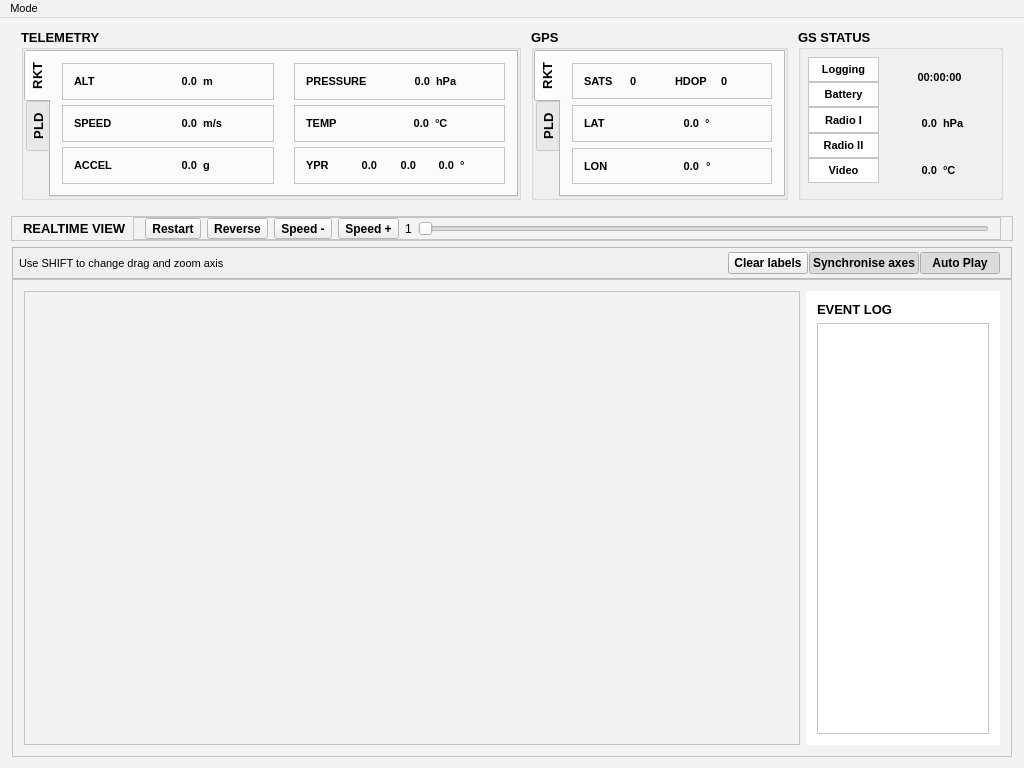
Above: ground_station/UI/gswidget.ui from clementnuss/gs_matterhorn before the change. Below: the same form after it.
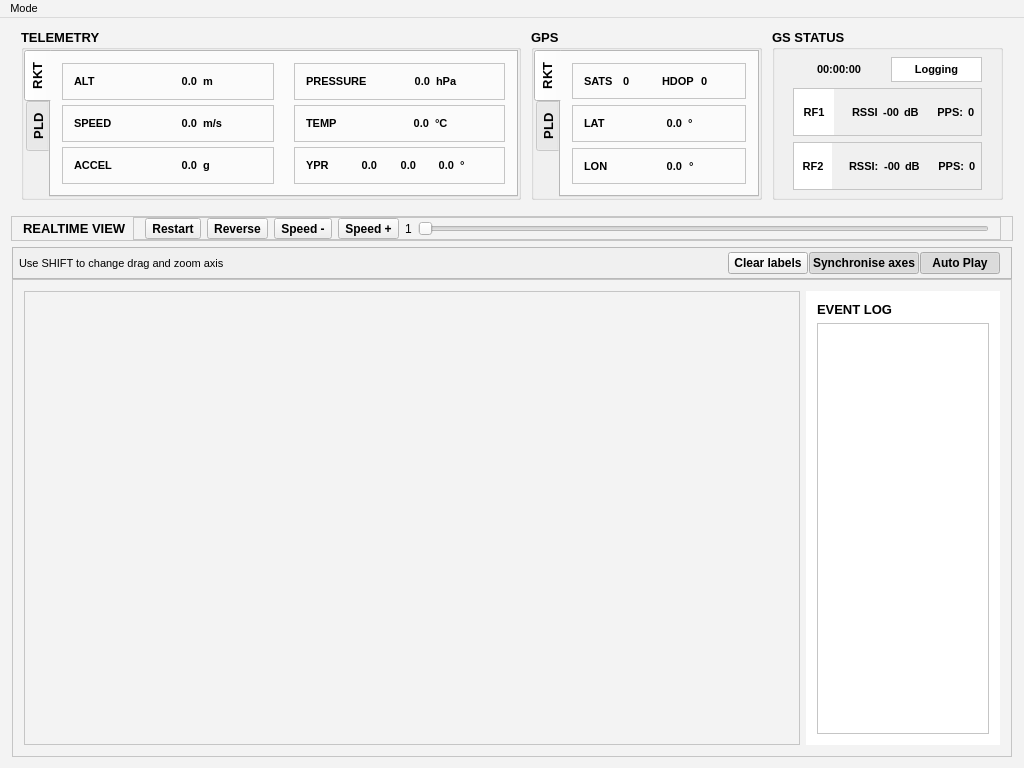
That is the form after the change. The open tabs and pages were chosen to show the change.

Commit message: Adapt layout to display RSSI

Diff of the .ui file:
```diff
--- a/ground_station/UI/gswidget.ui
+++ b/ground_station/UI/gswidget.ui
@@ -143,7 +143,7 @@
                             <enum>QLayout::SetNoConstraint</enum>
                         </property>
                         <item>
-                            <layout class="QHBoxLayout" name="horizontalLayout" stretch="0,20,16">
+                            <layout class="QHBoxLayout" name="horizontalLayout" stretch="20,20,20">
                                 <property name="spacing">
                                     <number>10</number>
                                 </property>
@@ -1763,7 +1763,7 @@
                                         <property name="flat">
                                             <bool>false</bool>
                                         </property>
-                                        <layout class="QGridLayout" name="gridLayout_2" columnstretch="2,0,3">
+                                        <layout class="QVBoxLayout" name="verticalLayout_12">
                                             <property name="leftMargin">
                                                 <number>7</number>
                                             </property>
@@ -1776,10 +1776,55 @@
                                             <property name="bottomMargin">
                                                 <number>7</number>
                                             </property>
-                                            <property name="horizontalSpacing">
-                                                <number>7</number>
-                                            </property>
-                                            <item row="0" column="2">
+                                            <item>
+                                                <widget class="QFrame" name="frame_10">
+                                                    <property name="sizePolicy">
+                                                        <sizepolicy hsizetype="Expanding" vsizetype="Expanding">
+                                                            <horstretch>0</horstretch>
+                                                            <verstretch>0</verstretch>
+                                                        </sizepolicy>
+                                                    </property>
+                                                    <property name="font">
+                                                        <font>
+                                                            <family>Segoe UI</family>
+                                                            <pointsize>8</pointsize>
+                                                        </font>
+                                                    </property>
+                                                    <layout class="QVBoxLayout" name="verticalLayout_3" stretch="1,2,2">
+                                                        <property name="leftMargin">
+                                                            <number>11</number>
+                                                        </property>
+                                                        <property name="topMargin">
+                                                            <number>0</number>
+                                                        </property>
+                                                        <property name="rightMargin">
+                                                            <number>11</number>
+                                                        </property>
+                                                        <property name="bottomMargin">
+                                                            <number>0</number>
+                                                        </property>
+                                                        <item>
+                                                            <widget class="QFrame" name="frame_23">
+                                                                <property name="frameShape">
+                                                                    <enum>QFrame::NoFrame</enum>
+                                                                </property>
+                                                                <property name="frameShadow">
+                                                                    <enum>QFrame::Raised</enum>
+                                                                </property>
+                                                                <layout class="QHBoxLayout" name="horizontalLayout_30">
+                                                                    <property name="leftMargin">
+                                                                        <number>0</number>
+                                                                    </property>
+                                                                    <property name="topMargin">
+                                                                        <number>0</number>
+                                                                    </property>
+                                                                    <property name="rightMargin">
+                                                                        <number>0</number>
+                                                                    </property>
+                                                                    <property name="bottomMargin">
+                                                                        <number>0</number>
+                                                                    </property>
+                                                                    <item>
                                                 <widget class="QLabel" name="ground_time">
                                                     <property name="font">
                                                         <font>
@@ -1798,102 +1843,6 @@
                                                     </property>
                                                 </widget>
                                             </item>
-                                            <item row="1" column="2">
-                                                <layout class="QHBoxLayout" name="horizontalLayout_11">
-                                                    <item>
-                                                        <widget class="QLabel" name="ground_pressure_value">
-                                                            <property name="font">
-                                                                <font>
-                                                                    <family>Segoe UI</family>
-                                                                    <pointsize>8</pointsize>
-                                                                </font>
-                                                            </property>
-                                                            <property name="text">
-                                                                <string>0.0</string>
-                                                            </property>
-                                                            <property name="alignment">
-                                                                <set>Qt::AlignRight|Qt::AlignTrailing|Qt::AlignVCenter</set>
-                                                            </property>
-                                                        </widget>
-                                                    </item>
-                                                    <item>
-                                                        <widget class="QLabel" name="ground_pressure_units">
-                                                            <property name="font">
-                                                                <font>
-                                                                    <family>Segoe UI</family>
-                                                                    <pointsize>8</pointsize>
-                                                                </font>
-                                                            </property>
-                                                            <property name="text">
-                                                                <string>hPa</string>
-                                                            </property>
-                                                        </widget>
-                                                    </item>
-                                                </layout>
-                                            </item>
-                                            <item row="2" column="2">
-                                                <layout class="QHBoxLayout" name="horizontalLayout_13">
-                                                    <item>
-                                                        <widget class="QLabel" name="ground_temperature_value">
-                                                            <property name="font">
-                                                                <font>
-                                                                    <family>Segoe UI</family>
-                                                                    <pointsize>8</pointsize>
-                                                                </font>
-                                                            </property>
-                                                            <property name="text">
-                                                                <string>0.0</string>
-                                                            </property>
-                                                            <property name="alignment">
-                                                                <set>Qt::AlignRight|Qt::AlignTrailing|Qt::AlignVCenter</set>
-                                                            </property>
-                                                        </widget>
-                                                    </item>
-                                                    <item>
-                                                        <widget class="QLabel" name="ground_temperature_units">
-                                                            <property name="font">
-                                                                <font>
-                                                                    <family>Segoe UI</family>
-                                                                    <pointsize>8</pointsize>
-                                                                </font>
-                                                            </property>
-                                                            <property name="text">
-                                                                <string>°C</string>
-                                                            </property>
-                                                        </widget>
-                                                    </item>
-                                                </layout>
-                                            </item>
-                                            <item row="0" column="0" rowspan="3">
-                                                <widget class="QFrame" name="frame_10">
-                                                    <property name="sizePolicy">
-                                                        <sizepolicy hsizetype="Expanding" vsizetype="Expanding">
-                                                            <horstretch>0</horstretch>
-                                                            <verstretch>0</verstretch>
-                                                        </sizepolicy>
-                                                    </property>
-                                                    <property name="font">
-                                                        <font>
-                                                            <family>Segoe UI</family>
-                                                            <pointsize>8</pointsize>
-                                                        </font>
-                                                    </property>
-                                                    <layout class="QVBoxLayout" name="verticalLayout_3" stretch="0,0,0,0,0">
-                                                        <property name="spacing">
-                                                            <number>0</number>
-                                                        </property>
-                                                        <property name="leftMargin">
-                                                            <number>0</number>
-                                                        </property>
-                                                        <property name="topMargin">
-                                                            <number>0</number>
-                                                        </property>
-                                                        <property name="rightMargin">
-                                                            <number>0</number>
-                                                        </property>
-                                                        <property name="bottomMargin">
-                                                            <number>7</number>
-                                                        </property>
                                                         <item>
                                                             <widget class="QLabel" name="status_logging">
                                                                 <property name="minimumSize">
@@ -1925,37 +1874,33 @@
                                                                 </property>
                                                             </widget>
                                                         </item>
+                                                                </layout>
+                                                            </widget>
+                                                        </item>
                                                         <item>
-                                                            <widget class="QLabel" name="status_battery">
-                                                                <property name="minimumSize">
-                                                                    <size>
-                                                                        <width>0</width>
-                                                                        <height>25</height>
-                                                                    </size>
-                                                                </property>
-                                                                <property name="font">
-                                                                    <font>
-                                                                        <family>Segoe UI</family>
-                                                                        <pointsize>8</pointsize>
-                                                                    </font>
-                                                                </property>
-                                                                <property name="autoFillBackground">
-                                                                    <bool>true</bool>
-                                                                </property>
+                                                            <widget class="QFrame" name="frame_21">
                                                                 <property name="frameShape">
                                                                     <enum>QFrame::StyledPanel</enum>
                                                                 </property>
-                                                                <property name="text">
-                                                                    <string>Battery</string>
+                                                                <property name="frameShadow">
+                                                                    <enum>QFrame::Plain</enum>
                                                                 </property>
-                                                                <property name="alignment">
-                                                                    <set>Qt::AlignCenter</set>
-                                                                </property>
-                                                                <property name="margin">
+                                                                <layout class="QHBoxLayout" name="horizontalLayout_11" stretch="3,1,1,1,1,1,1,1">
+                                                                    <property name="spacing">
+                                                                        <number>5</number>
+                                                                    </property>
+                                                                    <property name="leftMargin">
                                                                     <number>0</number>
                                                                 </property>
-                                                            </widget>
-                                                        </item>
+                                                                    <property name="topMargin">
+                                                                        <number>0</number>
+                                                                    </property>
+                                                                    <property name="rightMargin">
+                                                                        <number>0</number>
+                                                                    </property>
+                                                                    <property name="bottomMargin">
+                                                                        <number>0</number>
+                                                                    </property>
                                                         <item>
                                                             <widget class="QLabel" name="status_radio1">
                                                                 <property name="minimumSize">
@@ -1974,10 +1919,10 @@
                                                                     <bool>true</bool>
                                                                 </property>
                                                                 <property name="frameShape">
-                                                                    <enum>QFrame::StyledPanel</enum>
+                                                                                <enum>QFrame::NoFrame</enum>
                                                                 </property>
                                                                 <property name="text">
-                                                                    <string>Radio I</string>
+                                                                                <string>RF1</string>
                                                                 </property>
                                                                 <property name="alignment">
                                                                     <set>Qt::AlignCenter</set>
@@ -1987,6 +1932,114 @@
                                                                 </property>
                                                             </widget>
                                                         </item>
+                                                                    <item>
+                                                                        <spacer name="horizontalSpacer_4">
+                                                                            <property name="orientation">
+                                                                                <enum>Qt::Horizontal</enum>
+                                                                            </property>
+                                                                            <property name="sizeHint" stdset="0">
+                                                                                <size>
+                                                                                    <width>40</width>
+                                                                                    <height>20</height>
+                                                                                </size>
+                                                                            </property>
+                                                                        </spacer>
+                                                                    </item>
+                                                                    <item>
+                                                                        <widget class="QLabel" name="rf1_rssi_label">
+                                                                            <property name="text">
+                                                                                <string>RSSI</string>
+                                                                            </property>
+                                                                        </widget>
+                                                                    </item>
+                                                                    <item>
+                                                                        <widget class="QLabel" name="rf1_rssi_value">
+                                                                            <property name="font">
+                                                                                <font>
+                                                                                    <italic>false</italic>
+                                                                                </font>
+                                                                            </property>
+                                                                            <property name="text">
+                                                                                <string>-00</string>
+                                                                            </property>
+                                                                            <property name="alignment">
+                                                                                <set>Qt::AlignRight|Qt::AlignTrailing|Qt::AlignVCenter</set>
+                                                                            </property>
+                                                                        </widget>
+                                                                    </item>
+                                                                    <item>
+                                                                        <widget class="QLabel" name="rf1_rssi_db_label">
+                                                                            <property name="text">
+                                                                                <string>dB</string>
+                                                                            </property>
+                                                                        </widget>
+                                                                    </item>
+                                                                    <item>
+                                                                        <spacer name="horizontalSpacer_2">
+                                                                            <property name="orientation">
+                                                                                <enum>Qt::Horizontal</enum>
+                                                                            </property>
+                                                                            <property name="sizeHint" stdset="0">
+                                                                                <size>
+                                                                                    <width>40</width>
+                                                                                    <height>20</height>
+                                                                                </size>
+                                                                            </property>
+                                                                        </spacer>
+                                                                    </item>
+                                                                    <item>
+                                                                        <widget class="QLabel" name="rf1_pps_label">
+                                                                            <property name="text">
+                                                                                <string>PPS:</string>
+                                                                            </property>
+                                                                            <property name="alignment">
+                                                                                <set>Qt::AlignRight|Qt::AlignTrailing|Qt::AlignVCenter</set>
+                                                                            </property>
+                                                                        </widget>
+                                                                    </item>
+                                                                    <item>
+                                                                        <widget class="QLabel" name="rf1_pps_value">
+                                                                            <property name="text">
+                                                                                <string>0</string>
+                                                                            </property>
+                                                                            <property name="alignment">
+                                                                                <set>Qt::AlignLeading|Qt::AlignLeft|Qt::AlignVCenter</set>
+                                                                            </property>
+                                                                        </widget>
+                                                                    </item>
+                                                                </layout>
+                                                            </widget>
+                                                        </item>
+                                                        <item>
+                                                            <widget class="QFrame" name="frame_22">
+                                                                <property name="sizePolicy">
+                                                                    <sizepolicy hsizetype="Expanding" vsizetype="Expanding">
+                                                                        <horstretch>0</horstretch>
+                                                                        <verstretch>0</verstretch>
+                                                                    </sizepolicy>
+                                                                </property>
+                                                                <property name="frameShape">
+                                                                    <enum>QFrame::StyledPanel</enum>
+                                                                </property>
+                                                                <property name="frameShadow">
+                                                                    <enum>QFrame::Plain</enum>
+                                                                </property>
+                                                                <layout class="QHBoxLayout" name="horizontalLayout_13" stretch="3,1,1,1,1,1,1,1">
+                                                                    <property name="spacing">
+                                                                        <number>5</number>
+                                                                    </property>
+                                                                    <property name="leftMargin">
+                                                                        <number>0</number>
+                                                                    </property>
+                                                                    <property name="topMargin">
+                                                                        <number>0</number>
+                                                                    </property>
+                                                                    <property name="rightMargin">
+                                                                        <number>0</number>
+                                                                    </property>
+                                                                    <property name="bottomMargin">
+                                                                        <number>0</number>
+                                                                    </property>
                                                         <item>
                                                             <widget class="QLabel" name="status_radio2">
                                                                 <property name="minimumSize">
@@ -2005,10 +2058,10 @@
                                                                     <bool>true</bool>
                                                                 </property>
                                                                 <property name="frameShape">
-                                                                    <enum>QFrame::StyledPanel</enum>
+                                                                                <enum>QFrame::NoFrame</enum>
                                                                 </property>
                                                                 <property name="text">
-                                                                    <string>Radio II</string>
+                                                                                <string>RF2</string>
                                                                 </property>
                                                                 <property name="alignment">
                                                                     <set>Qt::AlignCenter</set>
@@ -2019,34 +2072,82 @@
                                                             </widget>
                                                         </item>
                                                         <item>
-                                                            <widget class="QLabel" name="status_video">
-                                                                <property name="minimumSize">
+                                                                        <spacer name="horizontalSpacer_5">
+                                                                            <property name="orientation">
+                                                                                <enum>Qt::Horizontal</enum>
+                                                                            </property>
+                                                                            <property name="sizeHint" stdset="0">
                                                                     <size>
-                                                                        <width>0</width>
-                                                                        <height>25</height>
-                                                                    </size>
-                                                                </property>
-                                                                <property name="font">
-                                                                    <font>
-                                                                        <family>Segoe UI</family>
-                                                                        <pointsize>8</pointsize>
-                                                                    </font>
-                                                                </property>
-                                                                <property name="autoFillBackground">
-                                                                    <bool>true</bool>
-                                                                </property>
-                                                                <property name="frameShape">
-                                                                    <enum>QFrame::StyledPanel</enum>
-                                                                </property>
+                                                                                    <width>40</width>
+                                                                                    <height>20</height>
+                                                                                </size>
+                                                                            </property>
+                                                                        </spacer>
+                                                                    </item>
+                                                                    <item>
+                                                                        <widget class="QLabel" name="rf2_rssi_label">
+                                                                            <property name="text">
+                                                                                <string>RSSI:</string>
+                                                                            </property>
+                                                                        </widget>
+                                                                    </item>
+                                                                    <item>
+                                                                        <widget class="QLabel" name="rf2_rssi_value">
+                                                                            <property name="text">
+                                                                                <string>-00</string>
+                                                                            </property>
+                                                                            <property name="alignment">
+                                                                                <set>Qt::AlignRight|Qt::AlignTrailing|Qt::AlignVCenter</set>
+                                                                            </property>
+                                                                        </widget>
+                                                                    </item>
+                                                                    <item>
+                                                                        <widget class="QLabel" name="rf2_rssi_db_label">
                                                                 <property name="text">
-                                                                    <string>Video</string>
-                                                                </property>
+                                                                                <string>dB</string>
+                                                                            </property>
+                                                                        </widget>
+                                                                    </item>
+                                                                    <item>
+                                                                        <spacer name="horizontalSpacer_3">
+                                                                            <property name="orientation">
+                                                                                <enum>Qt::Horizontal</enum>
+                                                                            </property>
+                                                                            <property name="sizeHint" stdset="0">
+                                                                                <size>
+                                                                                    <width>40</width>
+                                                                                    <height>20</height>
+                                                                                </size>
+                                                                            </property>
+                                                                        </spacer>
+                                                                    </item>
+                                                                    <item>
+                                                                        <widget class="QLabel" name="rf2_pps_label">
+                                                                            <property name="sizePolicy">
+                                                                                <sizepolicy hsizetype="Expanding" vsizetype="Preferred">
+                                                                                    <horstretch>0</horstretch>
+                                                                                    <verstretch>0</verstretch>
+                                                                                </sizepolicy>
+                                                                            </property>
+                                                                            <property name="text">
+                                                                                <string>PPS:</string>
+                                                                            </property>
                                                                 <property name="alignment">
-                                                                    <set>Qt::AlignCenter</set>
-                                                                </property>
-                                                                <property name="margin">
-                                                                    <number>0</number>
-                                                                </property>
+                                                                                <set>Qt::AlignRight|Qt::AlignTrailing|Qt::AlignVCenter</set>
+                                                                            </property>
+                                                                        </widget>
+                                                                    </item>
+                                                                    <item>
+                                                                        <widget class="QLabel" name="rf2_pps_value">
+                                                                            <property name="text">
+                                                                                <string>0</string>
+                                                                            </property>
+                                                                            <property name="alignment">
+                                                                                <set>Qt::AlignLeading|Qt::AlignLeft|Qt::AlignVCenter</set>
+                                                                            </property>
+                                                                        </widget>
+                                                                    </item>
+                                                                </layout>
                                                             </widget>
                                                         </item>
                                                     </layout>
```
Left out of the diff: 4 changed lines with no effect on the pictures. Lines whose indentation alone changed are shown as unchanged. The commit also changes 21 other files.
